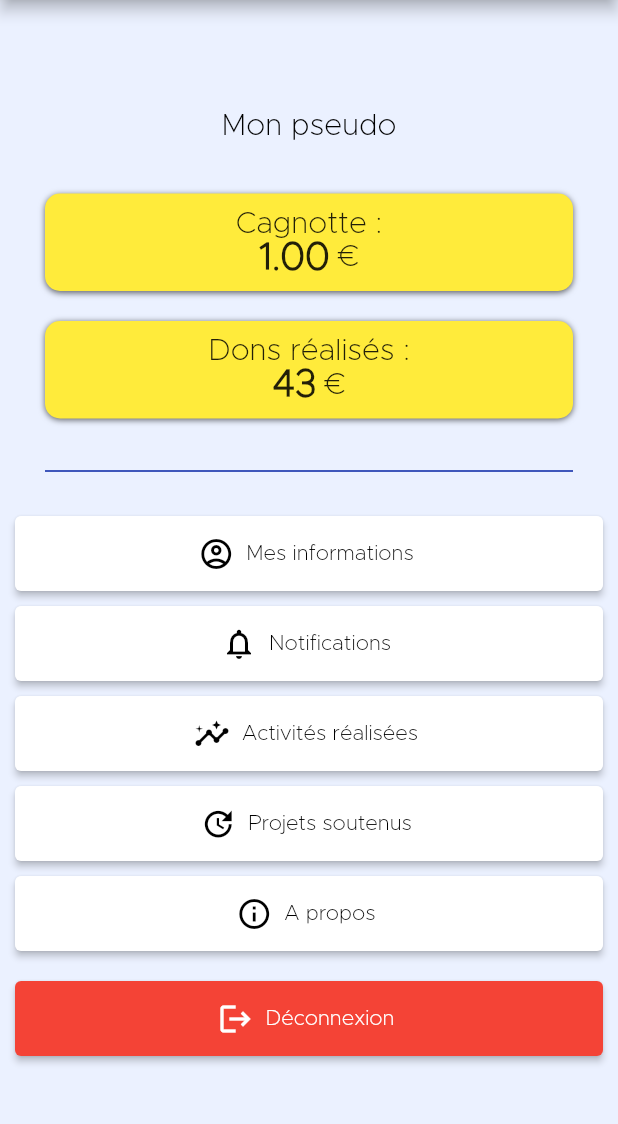
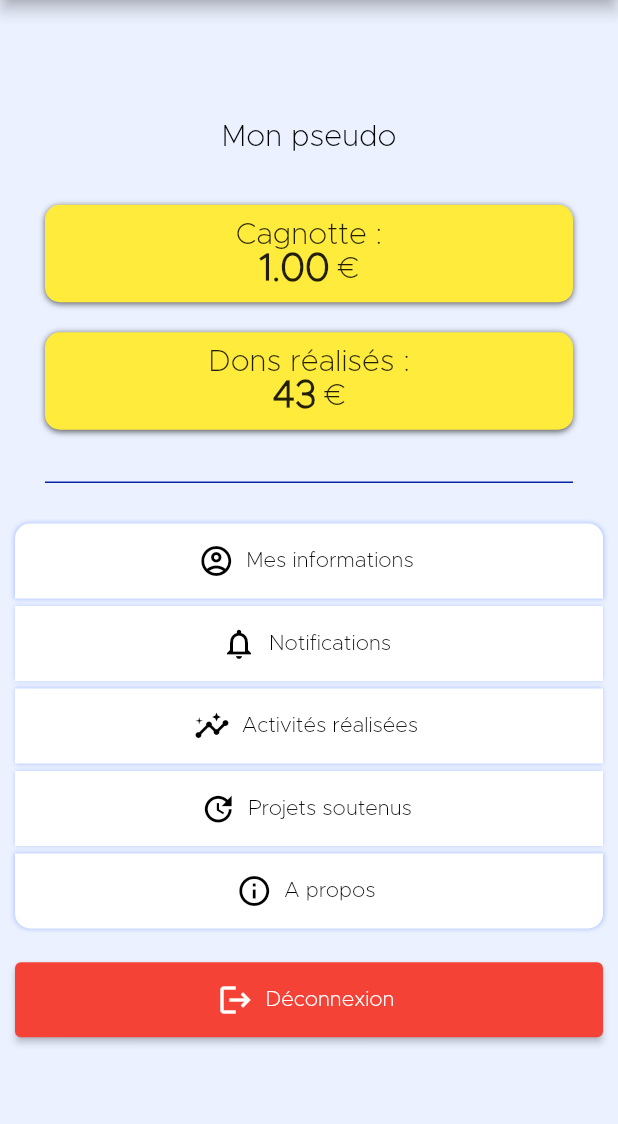
Before and after one commit to neonzip/Projet_SOLID-R, a Flutter app: the Profile screen opened by its route, on a phone screen of 412 x 824 dp, the part 84-1208 px from its top. Run offline on Flutter 3.47's test engine with Material 2 defaults, Android fonts, the phone set to English and light mode, and no system bars; our stand-ins replace auto_size_text, flutter_local_notifications, location, pedometer.

Commit message:
Mise en page profil OK.

```diff
--- a/lib/pages/user/Profile.dart
+++ b/lib/pages/user/Profile.dart
@@ -118,7 +118,8 @@ class _ProfileState extends State<Profile> {
         iconButton: Icons.update,
         onPressedButton: () {
           Navigator.pushNamed(context, "/projects/section=formal");
-        }
+        },
+      positionButton: 3,
     );
   }
 
@@ -128,7 +129,8 @@ class _ProfileState extends State<Profile> {
         onPressedButton: () {},
         widthButton: widthButtons,
         textButton: "Activités réalisées",
-        iconButton: Icons.insights
+        iconButton: Icons.insights,
+      positionButton: 2,
     );
   }
 
@@ -139,6 +141,7 @@ class _ProfileState extends State<Profile> {
         textButton: "A propos",
         iconButton: Icons.info_outline,
         onPressedButton: () {},
+      positionButton: 4,
     );
   }
 
@@ -151,6 +154,7 @@ class _ProfileState extends State<Profile> {
         onPressedButton: () {
           Navigator.pushNamed(context, "/myInformation");
         },
+        positionButton: 0,
     );
   }
 
@@ -162,7 +166,8 @@ class _ProfileState extends State<Profile> {
         iconButton: Icons.notifications_none,
         onPressedButton: () {
           Navigator.pushNamed(context, "/notifications");
-        });
+        }, positionButton: 1,
+    );
   }
 
   @override
@@ -199,7 +204,7 @@ class _ProfileState extends State<Profile> {
                 bubbleDonationsDone(),
 
                 /* Blue horizontal line separating the two parts of the account page. */
-                Separator(),
+                const Separator(),
 
                 /* List of buttons */
                 Table(
@@ -207,7 +212,7 @@ class _ProfileState extends State<Profile> {
                     TableRow(
                         children: [
                           Padding(
-                            padding: const EdgeInsets.symmetric(vertical: 5),
+                            padding: const EdgeInsets.symmetric(vertical: 2.5),
                             child: /* Button "Mes informations" */
                             buttonInformationTemplate(),
                           )
@@ -216,7 +221,7 @@ class _ProfileState extends State<Profile> {
                     TableRow(
                         children: [
                           Padding(
-                            padding: const EdgeInsets.symmetric(vertical: 5),
+                            padding: const EdgeInsets.symmetric(vertical: 2.5),
                             child:
                             /* Button "Notifications */
                             buttonNotificationTemplate(),
@@ -226,7 +231,7 @@ class _ProfileState extends State<Profile> {
                     TableRow(
                         children: [
                           Padding(
-                            padding: const EdgeInsets.symmetric(vertical: 5),
+                            padding: const EdgeInsets.symmetric(vertical: 2.5),
                             child:
 
                             /* Button "Actions réalisées */
@@ -237,7 +242,7 @@ class _ProfileState extends State<Profile> {
                     TableRow(
                         children: [
                           Padding(
-                            padding: const EdgeInsets.symmetric(vertical: 5),
+                            padding: const EdgeInsets.symmetric(vertical: 2.5),
                             child:
 
                             /* Button "Projets soutenus" */
@@ -248,7 +253,7 @@ class _ProfileState extends State<Profile> {
                     TableRow(
                         children: [
                           Padding(
-                            padding: const EdgeInsets.symmetric(vertical: 5),
+                            padding: const EdgeInsets.symmetric(vertical: 2.5),
                             child:
                             /* Button "A propos" */
                             buttonAProposTemplate(),
@@ -258,7 +263,7 @@ class _ProfileState extends State<Profile> {
                     TableRow(
                         children: [
                           Padding(
-                            padding: const EdgeInsets.symmetric(vertical: 15),
+                            padding: const EdgeInsets.symmetric(vertical: 20),
                             child:
 
                             /* Button "Déconnexion" to log out */
--- a/lib/pages/user/templates/FormTextField.dart
+++ b/lib/pages/user/templates/FormTextField.dart
@@ -1,5 +1,3 @@
-import 'dart:developer';
-
 import 'package:flutter/material.dart';
 
 class FormTextField extends StatefulWidget {
--- a/lib/pages/user/templates/LogoutButton.dart
+++ b/lib/pages/user/templates/LogoutButton.dart
@@ -1,5 +1,3 @@
-import 'dart:developer';
-
 import 'package:flutter/material.dart';
 
 class LogoutButton extends StatefulWidget {
--- a/lib/pages/user/templates/ProfileButton.dart
+++ b/lib/pages/user/templates/ProfileButton.dart
@@ -1,13 +1,12 @@
-import 'dart:developer';
-
 import 'package:flutter/material.dart';
 
 class ProfileButton extends StatefulWidget {
   double widthButton;
   String textButton;
+  int positionButton;
   IconData iconButton;
   void Function()? onPressedButton;
-  ProfileButton({Key? key, required, required this.widthButton, required this.textButton, required this.iconButton, required this.onPressedButton}) : super(key: key);
+  ProfileButton({Key? key, required this.widthButton, required this.textButton, required this.positionButton, required this.iconButton, required this.onPressedButton}) : super(key: key);
   @override
   _ProfileButtonState createState() => _ProfileButtonState();
 }
@@ -23,13 +22,24 @@ class _ProfileButtonState extends State<ProfileButton> {
 
   /// Widget building the specific button.
   Widget buttonTemplate() {
-    return SizedBox(
+    return Container(
+      decoration: BoxDecoration(
+        color: Colors.white,
+        borderRadius: chooseBorder(),
+        boxShadow: const [BoxShadow(
+          color: Color(0xFFAFC4FF),
+          blurRadius: 2.0,
+          spreadRadius: 0.05,
+        )]
+      ),
       width: widget.widthButton,
       height: 50,
-      child:
-      ElevatedButton.icon(
+      child: ElevatedButton.icon(
         onPressed: widget.onPressedButton,
-        style: ButtonStyle(backgroundColor: MaterialStateProperty.all<Color>(Colors.white)),
+        style: ButtonStyle(
+            backgroundColor: MaterialStateProperty.all<Color>(Colors.transparent),
+            elevation: MaterialStateProperty.all(0),
+        ),
         label: Text(
           widget.textButton,
           style: const TextStyle(color: Colors.black),
@@ -38,4 +48,16 @@ class _ProfileButtonState extends State<ProfileButton> {
       ),
     );
   }
+
+  BorderRadius chooseBorder() {
+    if (widget.positionButton == 0) {
+      return const BorderRadius.only(topLeft: Radius.circular(10), topRight: Radius.circular(10));
+    }
+    if (widget.positionButton == 4) {
+      return const BorderRadius.only(bottomLeft: Radius.circular(10), bottomRight: Radius.circular(10));
+    }
+    else {
+      return const BorderRadius.all(Radius.circular(0));
+    }
+  }
 }
--- a/lib/pages/user/templates/Separator.dart
+++ b/lib/pages/user/templates/Separator.dart
@@ -1,6 +1,8 @@
 import 'package:flutter/material.dart';
 
 class Separator extends StatelessWidget {
+  const Separator({Key? key}) : super(key: key);
+
 
   /* Blue horizontal line separating the two parts of the main page. */
   @override
--- a/lib/pages/user/templates/SigninButton.dart
+++ b/lib/pages/user/templates/SigninButton.dart
@@ -1,5 +1,3 @@
-import 'dart:developer';
-
 import 'package:flutter/material.dart';
 
 class SigninButton extends StatefulWidget {
--- a/lib/pages/user/templates/SignupButton.dart
+++ b/lib/pages/user/templates/SignupButton.dart
@@ -1,5 +1,3 @@
-import 'dart:developer';
-
 import 'package:flutter/material.dart';
 
 class SignupButton extends StatefulWidget {
--- a/lib/pages/user/view/ProjectDetailed.dart
+++ b/lib/pages/user/view/ProjectDetailed.dart
@@ -241,7 +241,7 @@ class _ProjectDetailedState extends State<ProjectDetailed> {
         participationInformationTemplate(),
         meceneInformationTemplate(),
         /* Blue horizontal line separating the two parts of the main page. */
-        Separator(),
+        const Separator(),
         Container(
           width: MediaQuery.of(context).size.width,
           height: 500,
@@ -303,7 +303,7 @@ class _ProjectDetailedState extends State<ProjectDetailed> {
             onPressed: () {
 
             },
-            style: ButtonStyle(backgroundColor: MaterialStateProperty.all<Color>(Color(0xFF0725A5)), ),
+            style: ButtonStyle(backgroundColor: MaterialStateProperty.all<Color>(const Color(0xFF0725A5)), ),
             label: const Text(
               "Partager",
               style: TextStyle(color: Colors.white),
--- a/lib/pages/user/view/SolidarityProjects.dart
+++ b/lib/pages/user/view/SolidarityProjects.dart
@@ -40,7 +40,7 @@ class _SolidarityProjectsState extends State<SolidarityProjects> {
               )
           ),
 
-          SizedBox(
+          const SizedBox(
             height: 15,
             child: Separator(),
           ),
```
